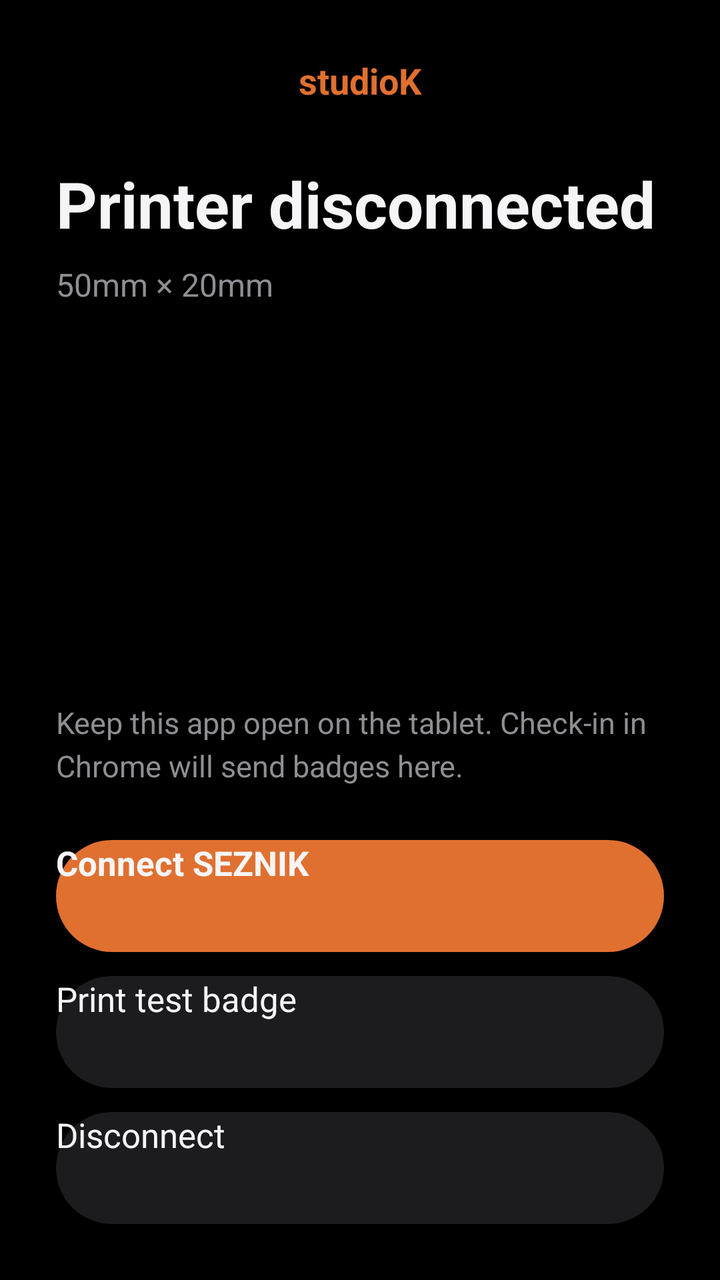
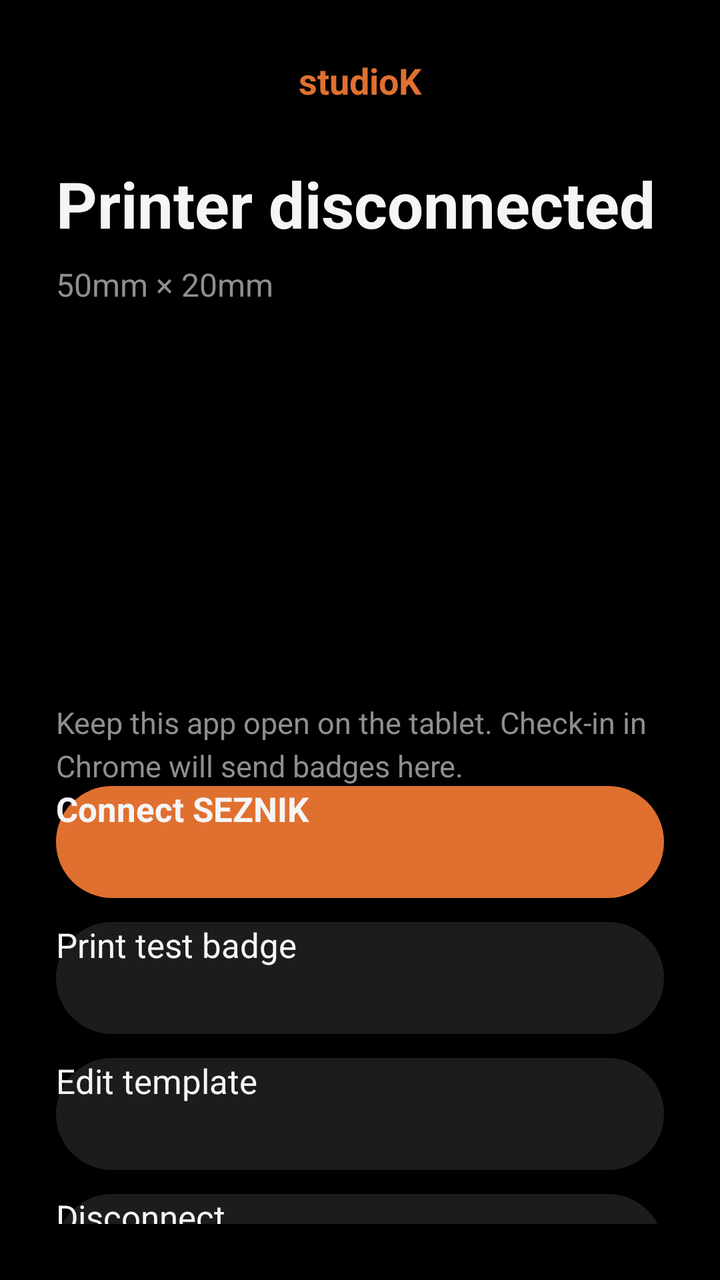

Compare the two renders of this Android layout. The source of the first and the diff that turns it into the second are given below.
<!-- AndroidManifest.xml: application theme Theme.StudioKPrinter -->
<!-- res/layout/activity_main.xml -->
<?xml version="1.0" encoding="utf-8"?>
<LinearLayout xmlns:android="http://schemas.android.com/apk/res/android"
    android:layout_width="match_parent"
    android:layout_height="match_parent"
    android:background="@color/black"
    android:orientation="vertical"
    android:padding="28dp">

    <TextView
        android:layout_width="match_parent"
        android:layout_height="wrap_content"
        android:gravity="center"
        android:text="@string/brand"
        android:textColor="@color/accent"
        android:textSize="18sp"
        android:textStyle="bold" />

    <TextView
        android:id="@+id/statusTitle"
        android:layout_width="match_parent"
        android:layout_height="wrap_content"
        android:layout_marginTop="28dp"
        android:text="@string/status_disconnected"
        android:textColor="@color/cream"
        android:textSize="32sp"
        android:textStyle="bold" />

    <TextView
        android:id="@+id/statusDetail"
        android:layout_width="match_parent"
        android:layout_height="wrap_content"
        android:layout_marginTop="8dp"
        android:text="@string/label_size"
        android:textColor="@color/muted"
        android:textSize="16sp" />

    <ImageView
        android:id="@+id/previewImage"
        android:layout_width="match_parent"
        android:layout_height="160dp"
        android:layout_marginTop="18dp"
        android:contentDescription="@string/label_size"
        android:scaleType="fitCenter" />

    <TextView
        android:layout_width="match_parent"
        android:layout_height="wrap_content"
        android:layout_marginTop="20dp"
        android:lineSpacingExtra="4dp"
        android:text="@string/hint_pair"
        android:textColor="@color/muted"
        android:textSize="15sp" />

    <View
        android:layout_width="match_parent"
        android:layout_height="0dp"
        android:layout_weight="1" />

    <Button
        android:id="@+id/btnConnect"
        android:layout_width="match_parent"
        android:layout_height="56dp"
        android:background="@drawable/btn_accent"
        android:text="@string/connect"
        android:textAllCaps="false"
        android:textColor="@color/cream"
        android:textSize="17sp"
        android:textStyle="bold" />

    <Button
        android:id="@+id/btnTest"
        android:layout_width="match_parent"
        android:layout_height="56dp"
        android:layout_marginTop="12dp"
        android:background="@drawable/btn_panel"
        android:text="@string/print_test"
        android:textAllCaps="false"
        android:textColor="@color/cream"
        android:textSize="17sp" />

    <Button
        android:id="@+id/btnDisconnect"
        android:layout_width="match_parent"
        android:layout_height="56dp"
        android:layout_marginTop="12dp"
        android:background="@drawable/btn_panel"
        android:text="@string/disconnect"
        android:textAllCaps="false"
        android:textColor="@color/cream"
        android:textSize="17sp" />
</LinearLayout>
<!-- resources referenced by this layout -->
<resources>
  <color name="accent">#E07030</color>
  <color name="black">#000000</color>
  <color name="cream">#F5F5F7</color>
  <color name="muted">#8E8E93</color>
  <!-- drawable btn_accent (drawable) -->
  <?xml version="1.0" encoding="utf-8"?>
  <shape xmlns:android="http://schemas.android.com/apk/res/android" android:shape="rectangle">
      <solid android:color="@color/accent" />
      <corners android:radius="28dp" />
  </shape>
  <!-- drawable btn_panel (drawable) -->
  <?xml version="1.0" encoding="utf-8"?>
  <shape xmlns:android="http://schemas.android.com/apk/res/android" android:shape="rectangle">
      <solid android:color="@color/panel" />
      <corners android:radius="28dp" />
  </shape>
  <string name="brand">studioK</string>
  <string name="connect">Connect SEZNIK</string>
  <string name="disconnect">Disconnect</string>
  <string name="hint_pair">Keep this app open on the tablet. Check-in in Chrome will send badges here.</string>
  <string name="label_size">50mm × 20mm</string>
  <string name="print_test">Print test badge</string>
  <string name="status_disconnected">Printer disconnected</string>
  <style name="Theme.StudioKPrinter" parent="android:Theme.Material.NoActionBar">
          <item name="android:windowBackground">@color/black</item>
          <item name="android:statusBarColor">@color/black</item>
          <item name="android:navigationBarColor">@color/black</item>
          <item name="android:colorAccent">@color/accent</item>
          <item name="android:textColorPrimary">@color/cream</item>
          <item name="android:textColorSecondary">@color/muted</item>
      </style>
  <color name="panel">#1C1C1E</color>
</resources>

<!-- the commit's change to res/layout/activity_main.xml (unified diff, before → after) -->
@@ -79,6 +79,17 @@
         android:textSize="17sp" />
 
     <Button
+        android:id="@+id/btnEditTemplate"
+        android:layout_width="match_parent"
+        android:layout_height="56dp"
+        android:layout_marginTop="12dp"
+        android:background="@drawable/btn_panel"
+        android:text="@string/edit_template"
+        android:textAllCaps="false"
+        android:textColor="@color/cream"
+        android:textSize="17sp" />
+
+    <Button
         android:id="@+id/btnDisconnect"
         android:layout_width="match_parent"
         android:layout_height="56dp"
<!-- resource entries referenced after the edit -->
@@ -19,6 +19,7 @@
   <string name="brand">studioK</string>
   <string name="connect">Connect SEZNIK</string>
   <string name="disconnect">Disconnect</string>
+  <string name="edit_template">Edit template</string>
   <string name="hint_pair">Keep this app open on the tablet. Check-in in Chrome will send badges here.</string>
   <string name="label_size">50mm × 20mm</string>
   <string name="print_test">Print test badge</string>
